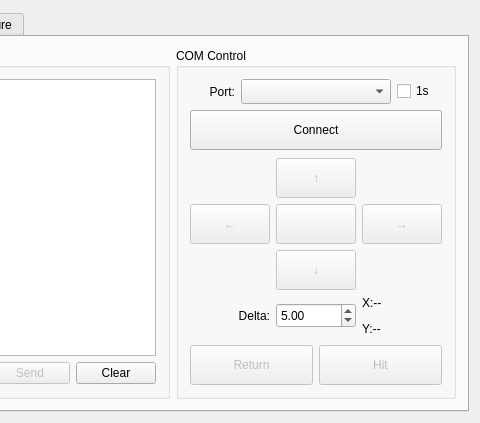
Before: the Qt Designer form qtCyberDip/qtcyberdip.ui in LostXine/qtCyberDIP, drawn with Qt 5; both pictures show x 220 to 700 and y 0 to 423 of the 700 by 423 pixel window.
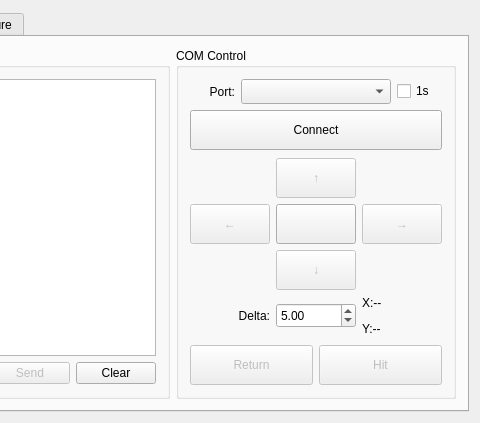
After: the same form once the commit is applied.

What changed in the file:
```diff
--- a/qtCyberDip/qtcyberdip.ui
+++ b/qtCyberDip/qtcyberdip.ui
@@ -258,7 +258,7 @@
              <item row="3" column="1">
               <widget class="QPushButton" name="comInitButton">
                <property name="enabled">
-                <bool>false</bool>
+                <bool>true</bool>
                </property>
                <property name="minimumSize">
                 <size>
```
